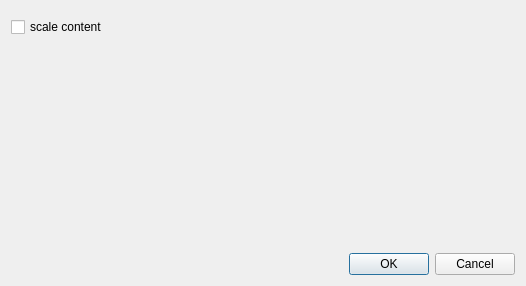
Above: source/Gui/ComputationSettingsDialog.ui from chrxh/alien before the change. Below: the same form after it.
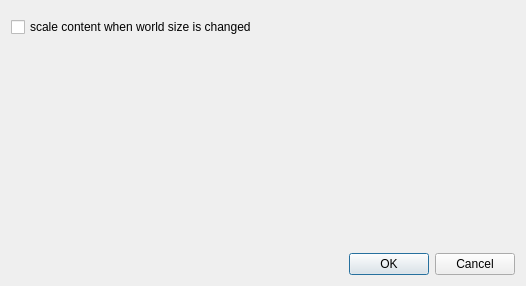
That is the form after the change. Custom widgets are drawn as their Qt base class.

Patch:
```diff
--- a/source/Gui/ComputationSettingsDialog.ui
+++ b/source/Gui/ComputationSettingsDialog.ui
@@ -50,7 +50,7 @@
    <item row="1" column="0">
     <widget class="QCheckBox" name="extrapolateContentCheckBox">
      <property name="text">
-      <string>scale content</string>
+      <string>scale content when world size is changed</string>
      </property>
     </widget>
    </item>
```
